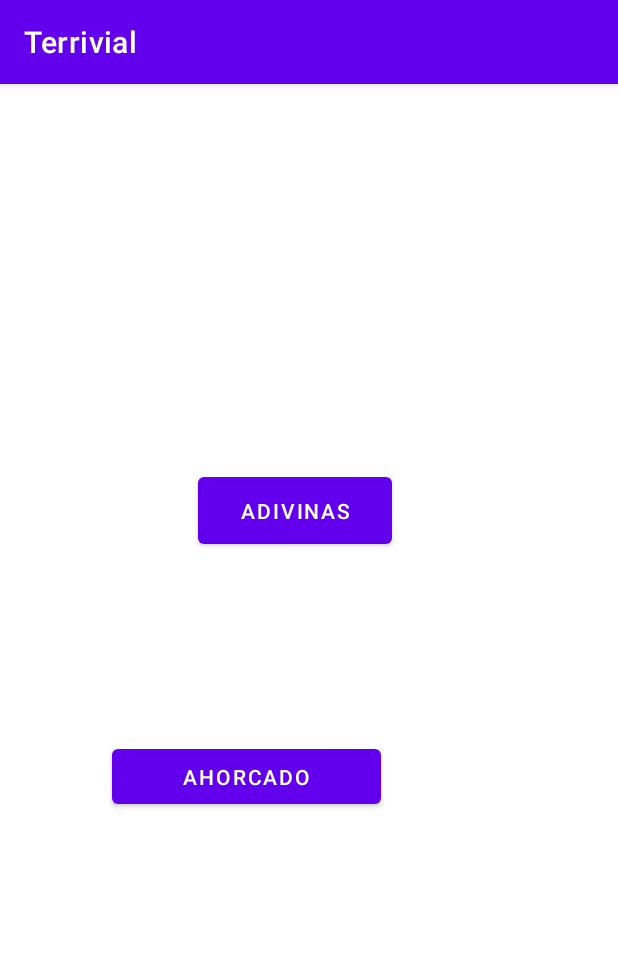
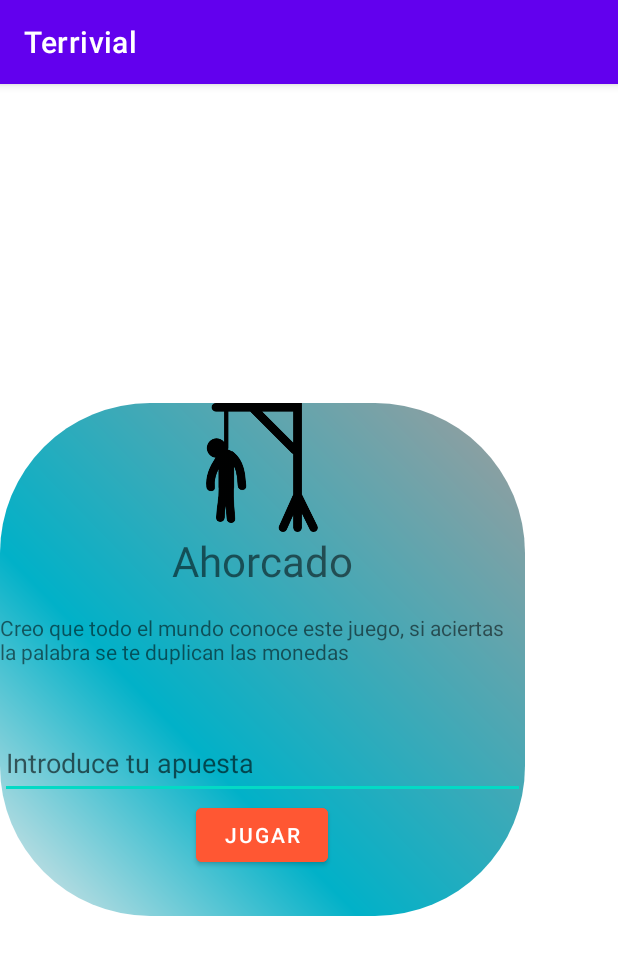
Before and after one commit to casasDev/Terrivial, an Android app: the Casino screen opened directly, with no data from a screen before it, on a phone screen of 412 x 824 dp. Shown: the top 955 px of the screen. Run offline under Robolectric (Android 15) with nearby library versions, the phone set to English and light mode, and no system bars; network calls fail.

Commit message:
Casino implementado con sus respectivas cartitas para los juegos y el sistema de gestión de apuestas

```diff
--- /dev/null
+++ b/app/src/main/java/com/example/terrivial/modelo/casino/Minijuegos.java
@@ -0,0 +1,28 @@
+package com.example.terrivial.modelo.casino;
+
+import com.example.terrivial.R;
+
+public enum Minijuegos {
+    AHORCADO(R.drawable.ahorcadito, "Ahorcado", "Creo que todo el mundo conoce este juego, si aciertas la palabra se te duplican las monedas"), ADIVINARNUMERO(R.drawable.adivinas, "Adivinar el número", "Este minijuego es muy simple, se generará internamente un número del cero al nueve, tendrás dos oportunidades para adivinarlo. Si fallas adiós monedas, si aciertas se te duplicará la cantidad que hayas introducido");
+    private final int foto;
+    private final String nombre;
+    private final String descripcion;
+
+    Minijuegos(int foto, String nombre, String descripcion) {
+        this.foto = foto;
+        this.nombre = nombre;
+        this.descripcion = descripcion;
+    }
+
+    public int getFoto() {
+        return foto;
+    }
+
+    public String getNombre() {
+        return nombre;
+    }
+
+    public String getDescripcion() {
+        return descripcion;
+    }
+}
--- /dev/null
+++ b/app/src/main/java/com/example/terrivial/vista/casino/AdapterRecyclerJuegos.kt
@@ -0,0 +1,65 @@
+package com.example.terrivial.vista.casino
+
+import android.view.LayoutInflater
+import android.view.View
+import android.view.ViewGroup
+import android.widget.Button
+import android.widget.EditText
+import android.widget.ImageView
+import android.widget.TextView
+import android.widget.Toast
+import androidx.recyclerview.widget.RecyclerView
+import com.example.terrivial.R
+import com.example.terrivial.modelo.Partida
+import com.example.terrivial.modelo.casino.Minijuego
+import com.example.terrivial.modelo.casino.Minijuegos
+
+class AdapterRecyclerJuegos : RecyclerView.Adapter<AdapterRecyclerJuegos.ViewHolder>() {
+    inner class ViewHolder(itemView: View) : RecyclerView.ViewHolder(itemView) {
+        var foto: ImageView
+        var titulo: TextView
+        var descr: TextView
+        var apuesta: EditText
+        var jugar: Button
+
+        init {
+            foto = itemView.findViewById(R.id.fotoJuego)
+            titulo = itemView.findViewById(R.id.tituloJuego)
+            descr = itemView.findViewById(R.id.descripcion_juego)
+            apuesta = itemView.findViewById(R.id.apuesta)
+            jugar = itemView.findViewById(R.id.iniciar_juego)
+        }
+    }
+
+    var miniJ: Array<Minijuegos> = Minijuegos.values()
+    override fun onCreateViewHolder(parent: ViewGroup, viewType: Int): ViewHolder {
+        return ViewHolder(
+            LayoutInflater.from(parent.context).inflate(R.layout.juegos_cards, parent, false)
+        )
+    }
+
+    override fun getItemCount(): Int {
+        return miniJ.size
+    }
+
+    override fun onBindViewHolder(holder: ViewHolder, position: Int) {
+        holder.foto.setImageResource(miniJ[position].foto)
+        holder.titulo.text = miniJ[position].nombre
+        holder.descr.text = miniJ[position].descripcion
+        holder.jugar.setOnClickListener { e ->
+            if (holder.apuesta.text.toString() != "" && Integer.parseInt(holder.apuesta.text.toString()) > 0 && Integer.parseInt(
+                    holder.apuesta.text.toString()
+                ) <= Partida.getInstance().monedas
+            ) {
+                Minijuego.setApuestaActual(Integer.parseInt(holder.apuesta.text.toString()))
+                holder.apuesta.text.clear()
+                holder.itemView.context.startActivity(JuegoFactory.generate(miniJ[position].nombre,holder.itemView.context))
+            }
+            else Toast.makeText(
+                holder.itemView.context,
+                "Sí claro, tú quieres ir al casino sin apostar o apostando más de lo que tienes; ponme algo que tenga sentido mascachapas",
+                Toast.LENGTH_LONG
+            ).show()
+        }
+    }
+}
--- a/app/src/main/java/com/example/terrivial/vista/casino/Casino.kt
+++ b/app/src/main/java/com/example/terrivial/vista/casino/Casino.kt
@@ -1,25 +1,20 @@
 package com.example.terrivial.vista.casino
 
-import android.content.Intent
+import android.os.Bundle
 import androidx.appcompat.app.AppCompatActivity
-import android.os.Bundle
-import android.widget.Button
-import android.widget.TextView
+import androidx.recyclerview.widget.LinearLayoutManager
+import androidx.recyclerview.widget.RecyclerView
 import com.example.terrivial.R
-import com.example.terrivial.modelo.casino.AdivinarNumero
 import com.example.terrivial.vista.MainActivity
-import org.w3c.dom.Text
 
 class Casino : AppCompatActivity() {
-    private lateinit var b : Button
-    private lateinit var b2 : Button
+    private lateinit var recyclerView : RecyclerView
     override fun onCreate(savedInstanceState: Bundle?) {
         super.onCreate(savedInstanceState)
         setContentView(R.layout.layout_casino)
-        b = findViewById(R.id.button)
-        b2 = findViewById(R.id.button22)
-        b.setOnClickListener { startActivity(Intent(this,AdivinaNumero::class.java)) }
-        b2.setOnClickListener { startActivity(Intent(this,Ahorcadito::class.java)) }
+        recyclerView = findViewById(R.id.jueguitos)
+        recyclerView.layoutManager = LinearLayoutManager(this, LinearLayoutManager.HORIZONTAL, false)
+        recyclerView.adapter = AdapterRecyclerJuegos()
     }
     override fun onPause() {
         super.onPause()
--- /dev/null
+++ b/app/src/main/res/drawable/card_juego_shape.xml
@@ -0,0 +1,24 @@
+<?xml version="1.0" encoding="utf-8"?>
+<shape xmlns:android="http://schemas.android.com/apk/res/android" android:shape="rectangle" >
+    <corners
+        android:radius="100dp"
+        />
+    <gradient
+        android:angle="45"
+        android:centerX="35%"
+        android:centerColor="#01B1C8"
+        android:startColor="#e8e8e8"
+        android:endColor="#9D9D9D"
+        android:type="linear"
+        />
+    <padding
+        android:left="0dp"
+        android:top="0dp"
+        android:right="0dp"
+        android:bottom="0dp"
+        />
+    <size
+        android:width="400dp"
+        android:height="300dp"
+        />
+</shape>
--- a/app/src/main/res/layout/ahorcado_layout.xml
+++ b/app/src/main/res/layout/ahorcado_layout.xml
@@ -21,7 +21,7 @@
         android:layout_marginTop="113dp"
         android:layout_marginEnd="-216dp"
         android:layout_marginBottom="-138dp"
-        android:text="TextView" />
+         />
 
     <androidx.gridlayout.widget.GridLayout
         android:id="@+id/gridLetras"
@@ -50,5 +50,6 @@
         android:layout_marginTop="414dp"
         android:layout_marginEnd="-4dp"
         android:layout_marginBottom="-109dp"
-        android:text="TextView" />
+        android:text="@string/lista_negra"
+        android:textColor="#FF0000"/>
 </RelativeLayout>
--- /dev/null
+++ b/app/src/main/res/layout/juegos_cards.xml
@@ -0,0 +1,63 @@
+<?xml version="1.0" encoding="utf-8"?>
+<LinearLayout xmlns:android="http://schemas.android.com/apk/res/android"
+    xmlns:app="http://schemas.android.com/apk/res-auto"
+    android:layout_width="match_parent"
+    android:layout_height="match_parent">
+
+    <androidx.cardview.widget.CardView
+        android:layout_width="350dp"
+        android:layout_height="342dp"
+        app:cardBackgroundColor="@android:color/transparent"
+        app:cardElevation="0dp"
+        >
+
+        <LinearLayout
+            android:layout_width="match_parent"
+            android:layout_height="match_parent"
+            android:background="@drawable/card_juego_shape"
+            android:orientation="vertical">
+
+
+            <ImageView
+                android:id="@+id/fotoJuego"
+                android:layout_width="100dp"
+                android:layout_height="86dp"
+                android:layout_gravity="center"
+                app:srcCompat="@drawable/ahorcadito" />
+
+            <TextView
+                android:id="@+id/tituloJuego"
+                android:layout_width="match_parent"
+                android:layout_height="54dp"
+                android:textAlignment="center"
+                android:textSize="28sp"
+                />
+
+            <TextView
+                android:id="@+id/descripcion_juego"
+                android:layout_width="match_parent"
+                android:layout_height="76dp"
+                 />
+
+            <EditText
+                android:id="@+id/apuesta"
+                android:layout_width="match_parent"
+                android:layout_height="wrap_content"
+                android:ems="10"
+                android:hint="@string/introduce_tu_apuesta"
+                android:inputType="number"
+                android:minHeight="48dp" />
+
+            <Button
+                android:id="@+id/iniciar_juego"
+                android:layout_width="wrap_content"
+                android:layout_height="wrap_content"
+                android:layout_gravity="center"
+                android:backgroundTint="#FF5733"
+                android:text="@string/jugar" />
+
+        </LinearLayout>
+
+    </androidx.cardview.widget.CardView>
+
+</LinearLayout>
--- a/app/src/main/res/layout/layout_casino.xml
+++ b/app/src/main/res/layout/layout_casino.xml
@@ -1,43 +1,23 @@
 <?xml version="1.0" encoding="utf-8"?>
 <RelativeLayout xmlns:android="http://schemas.android.com/apk/res/android"
-    xmlns:app="http://schemas.android.com/apk/res-auto"
     xmlns:tools="http://schemas.android.com/tools"
     android:layout_width="match_parent"
     android:layout_height="match_parent"
     tools:context=".vista.casino.Casino">
-
-    <Button
-        android:id="@+id/button"
-        android:layout_width="129dp"
-        android:layout_height="wrap_content"
-        android:layout_alignEnd="@+id/textView"
-        android:layout_alignBottom="@+id/textView"
-        android:layout_alignParentStart="true"
-        android:layout_alignParentTop="true"
-        android:layout_marginStart="132dp"
-        android:layout_marginTop="256dp"
-        android:layout_marginEnd="-261dp"
-        android:layout_marginBottom="-293dp"
-        android:text="Adivinas"
-        tools:layout_editor_absoluteX="149dp"
-        tools:layout_editor_absoluteY="110dp" />
 
     <TextView
         android:id="@+id/textView"
         android:layout_width="wrap_content"
         android:layout_height="wrap_content" />
 
-    <Button
-        android:id="@+id/button22"
-        android:layout_width="178dp"
+    <androidx.recyclerview.widget.RecyclerView
+        android:id="@+id/jueguitos"
+        android:layout_width="match_parent"
         android:layout_height="wrap_content"
-        android:layout_alignStart="@+id/button"
-        android:layout_alignTop="@+id/button"
-        android:layout_alignEnd="@+id/button"
-        android:layout_alignBottom="@+id/button"
-        android:layout_marginStart="-57dp"
-        android:layout_marginTop="181dp"
-        android:layout_marginEnd="7dp"
-        android:layout_marginBottom="-173dp"
-        android:text="Ahorcado" />
+        android:orientation="horizontal"
+        android:layout_centerVertical="true"
+        >
+
+    </androidx.recyclerview.widget.RecyclerView>
+
 </RelativeLayout>
--- a/app/src/main/res/values/strings.xml
+++ b/app/src/main/res/values/strings.xml
@@ -22,4 +22,6 @@
     <string name="intentos">Intentos: </string>
     <string name="apuesta_lograda">Enhorabuena, has logrado la apuesta</string>
     <string name="perdiste">Pues has perdido culega, mas suerte la próxima</string>
+    <string name="lista_negra">Lista negra</string>
+    <string name="introduce_tu_apuesta">Introduce tu apuesta</string>
 </resources>
```
Also changed, not shown: app/src/main/assets/crearMinijuego.txt (added, +10 -0 lines), app/src/main/java/com/example/terrivial/modelo/casino/Ahorcado.java (+16 -5 lines), app/src/main/java/com/example/terrivial/modelo/casino/Minijuego.java (+27 -9 lines), app/src/main/java/com/example/terrivial/vista/casino/Ahorcadito.kt (+14 -5 lines), app/src/main/java/com/example/terrivial/vista/casino/JuegoFactory.kt (added, +17 -0 lines), app/src/main/res/drawable/adivinas.png (added), app/src/main/res/drawable/ahorcadito.png (added).
